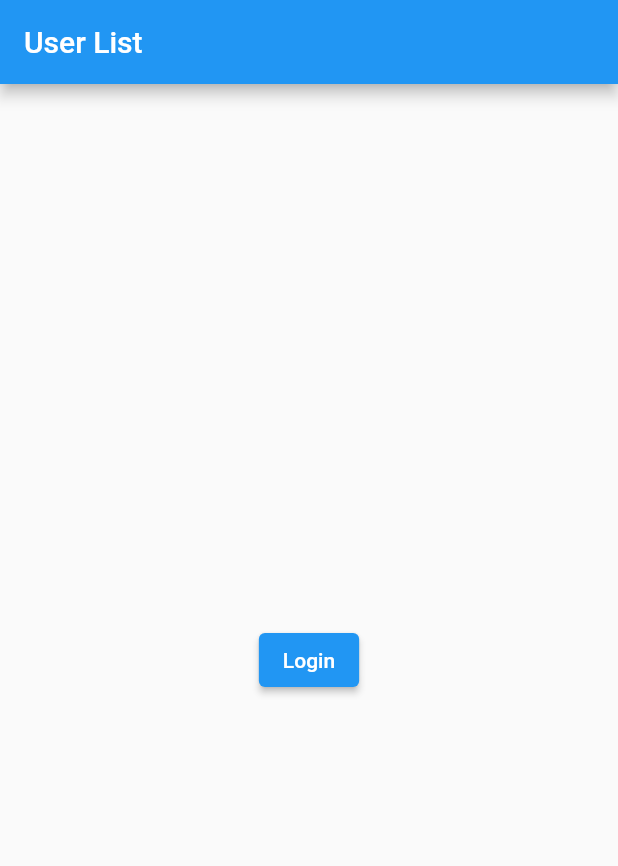
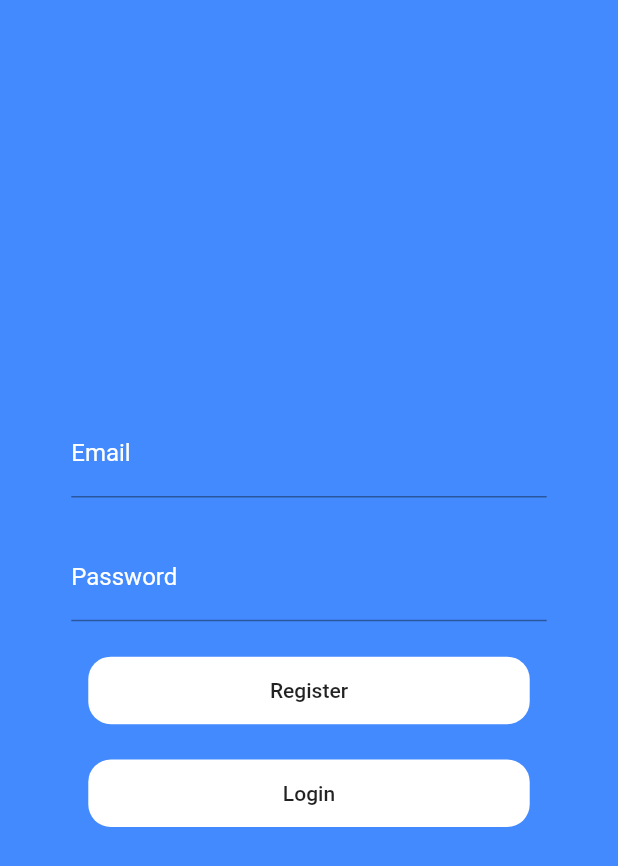
Before and after one commit to atharvadpatil/CryptoWallet, a Flutter app: the screen it shows after launch, on a phone screen of 412 x 824 dp. Shown: the top 866 px of the screen. Run offline on Flutter 3.47's test engine with Material 2 defaults, Android fonts, the phone set to English and light mode, and no system bars; our stand-ins replace cloud_firestore, firebase_auth, firebase_core; accounts and stored records are empty.

Commit message:
Authentication implemented

```diff
--- a/lib/main.dart
+++ b/lib/main.dart
@@ -1,11 +1,17 @@
+import 'package:cryptowallet/net/flutterfire.dart';
 import 'package:flutter/material.dart';
-import 'pages/SignIn.dart';
+import 'pages/authentication.dart';
 import 'pages/CoinList.dart';
 import 'pages/WatchList.dart';
 import 'pages/Wallet.dart';
+import 'package:firebase_core/firebase_core.dart';
 
 
-void main() => runApp(MyApp());
+void main() async {
+  WidgetsFlutterBinding.ensureInitialized();
+  await Firebase.initializeApp();
+  runApp(MyApp());
+}
 
 class MyApp extends StatelessWidget {
   // This widget is the root of your application.
@@ -17,10 +23,10 @@ class MyApp extends StatelessWidget {
 
         primarySwatch: Colors.blue,
       ),
-      home: SignIn(),
+      home: Authentication(),
       routes: {
         '/home': (context)=>MyStatefulWidget(),
-        '/signin':(context)=>SignIn(),
+        '/Authentication':(context)=>Authentication(),
 
       },
     );
@@ -103,7 +109,7 @@ class _MyStatefulWidgetState extends State<MyStatefulWidget> {
                   leading: Icon(Icons.login, color: Colors.black),
                   title: Text("Logout"),
                   onTap: () {
-                    Navigator.pushReplacementNamed(context, '/signin');
+                    Navigator.pushReplacementNamed(context, '/Authentication');
                   }),
             ],
           )),
--- /dev/null
+++ b/lib/net/flutterfire.dart
@@ -0,0 +1,31 @@
+import 'package:cloud_firestore/cloud_firestore.dart';
+import 'package:firebase_auth/firebase_auth.dart';
+
+Future<bool> signIn(String email, String password) async {
+  try {
+    await FirebaseAuth.instance
+        .signInWithEmailAndPassword(email: email, password: password);
+    return true;
+  } catch (e) {
+    print(e);
+    return false;
+  }
+}
+
+Future<bool> register(String email, String password) async {
+  try {
+    await FirebaseAuth.instance
+        .createUserWithEmailAndPassword(email: email, password: password);
+    return true;
+  } on FirebaseAuthException catch (e) {
+    if (e.code == 'weak-password') {
+      print('The password provided is too weak.');
+    } else if (e.code == 'email-already-in-use') {
+      print('The account already exists for that email.');
+    }
+    return false;
+  } catch (e) {
+    print(e.toString());
+    return false;
+  }
+}
--- a/lib/pages/SignIn.dart
+++ /dev/null
@@ -1,27 +0,0 @@
-import 'package:flutter/material.dart';
-
-class SignIn extends StatefulWidget {
-  const SignIn({Key? key}) : super(key: key);
-
-  @override
-  _SignInState createState() => _SignInState();
-}
-
-class _SignInState extends State<SignIn> {
-  @override
-  Widget build(BuildContext context) {
-    return Scaffold(
-      appBar: AppBar(
-        title: Text('User List'),
-      ),
-      body: Center(
-        child: ElevatedButton(
-          onPressed: () {
-            Navigator.pushReplacementNamed(context, '/home');
-          },
-          child: const Text('Login'),
-        ),
-      ),
-    );
-  }
-}
--- /dev/null
+++ b/lib/pages/authentication.dart
@@ -0,0 +1,117 @@
+import 'package:flutter/material.dart';
+import 'CoinList.dart';
+import 'package:cryptowallet/net/flutterfire.dart';
+class Authentication extends StatefulWidget {
+  Authentication({Key? key}) : super(key: key);
+
+  @override
+  _AuthenticationState createState() => _AuthenticationState();
+}
+
+class _AuthenticationState extends State<Authentication> {
+
+  TextEditingController _emailField = TextEditingController();
+  TextEditingController _passwordField = TextEditingController();
+
+  @override
+
+  Widget build(BuildContext context) {
+    return Scaffold(
+      body: Container(
+        width: MediaQuery.of(context).size.width,
+        height: MediaQuery.of(context).size.height,
+        decoration: BoxDecoration(
+          color: Colors.blueAccent,
+        ),
+        child: Column(
+          mainAxisAlignment: MainAxisAlignment.center,
+          children: [
+            Container(
+              width: MediaQuery.of(context).size.width / 1.3,
+              child: TextFormField(
+                style: TextStyle(color: Colors.white),
+                controller: _emailField,
+                decoration: InputDecoration(
+                  hintText: "something@email.com",
+                  hintStyle: TextStyle(
+                    color: Colors.white,
+                  ),
+                  labelText: "Email",
+                  labelStyle: TextStyle(
+                    color: Colors.white,
+                  ),
+                ),
+              ),
+            ),
+            SizedBox(height: MediaQuery.of(context).size.height / 35),
+            Container(
+              width: MediaQuery.of(context).size.width / 1.3,
+              child: TextFormField(
+                style: TextStyle(color: Colors.white),
+                controller: _passwordField,
+                obscureText: true,
+                decoration: InputDecoration(
+                  hintText: "password",
+                  hintStyle: TextStyle(
+                    color: Colors.white,
+                  ),
+                  labelText: "Password",
+                  labelStyle: TextStyle(
+                    color: Colors.white,
+                  ),
+                ),
+              ),
+            ),
+            SizedBox(height: MediaQuery.of(context).size.height / 35),
+            Container(
+              width: MediaQuery.of(context).size.width / 1.4,
+              height: 45,
+              decoration: BoxDecoration(
+                borderRadius: BorderRadius.circular(15.0),
+                color: Colors.white,
+              ),
+              child: MaterialButton(
+                onPressed: () async {
+                  bool shouldNavigate =
+                      await register(_emailField.text, _passwordField.text);
+                  if (shouldNavigate) {
+                    Navigator.push(
+                      context,
+                      MaterialPageRoute(
+                        builder: (context) => CoinList(),
+                      ),
+                    );
+                  }
+                },
+                child: Text("Register"),
+              ),
+            ),
+            SizedBox(height: MediaQuery.of(context).size.height / 35),
+            Container(
+              width: MediaQuery.of(context).size.width / 1.4,
+              height: 45,
+              decoration: BoxDecoration(
+                borderRadius: BorderRadius.circular(15.0),
+                color: Colors.white,
+              ),
+              child: MaterialButton(
+                  onPressed: () async {
+                    bool shouldNavigate =
+                        await signIn(_emailField.text, _passwordField.text);
+                    if (shouldNavigate) {
+                      Navigator.push(
+                        context,
+                        MaterialPageRoute(
+                          builder: (context) => CoinList(),
+                        ),
+                      );
+                    }
+                  },
+                  child: Text("Login")),
+            ),
+          ],
+        ),
+      ),
+    );
+  }
+}
--- a/pubspec.yaml
+++ b/pubspec.yaml
@@ -27,11 +27,15 @@ dependencies:
   firebase_core: "^0.7.0"
   firebase_auth: "^0.20.1"
   cloud_firestore: "^0.16.0"
+  firebase_auth_web: ^0.3.3
 
+dependency_overrides:
+  intl: ^0.17.0-nullsafety.2
   # The following adds the Cupertino Icons font to your application.
   # Use with the CupertinoIcons class for iOS style icons.
   cupertino_icons: ^1.0.2
   http: ^0.13.3
+  http_parser: ^4.0.0
 
 dev_dependencies:
   flutter_test:
```
Also changed, not shown: pubspec.lock.
